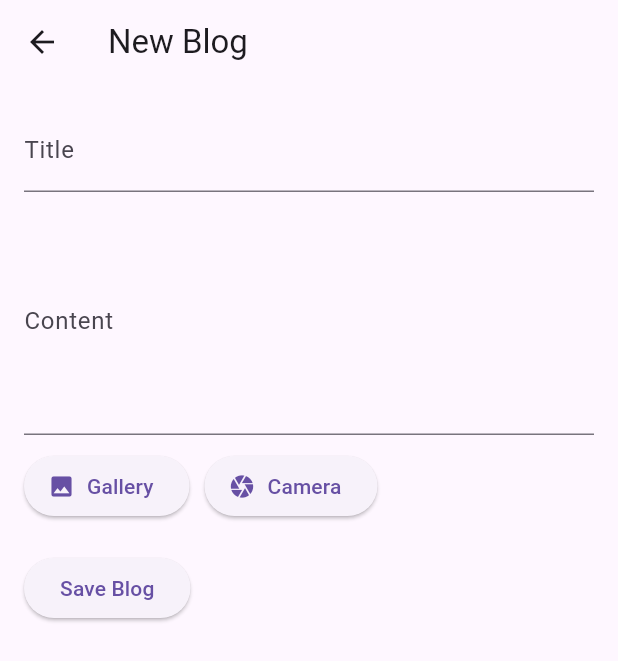
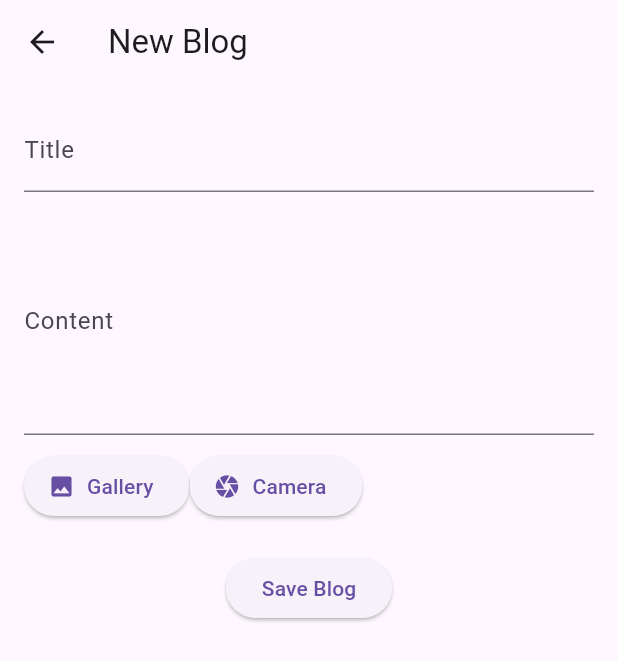
Before and after one commit to latoms105/my_blog_app, a Flutter app: the screen it shows after launch, after a tap on the "add" icon, on a phone screen of 412 x 824 dp. Shown: the top 661 px of the screen. Run offline on Flutter 3.47's test engine with Material 3 defaults, Android fonts, the phone set to English and light mode, and no system bars; our stand-ins replace image_picker, permission_handler, shared_preferences.

```diff
--- /dev/null
+++ b/devtools_options.yaml
@@ -0,0 +1,3 @@
+description: This file stores settings for Dart & Flutter DevTools.
+documentation: https://docs.flutter.dev/tools/devtools/extensions#configure-extension-enablement-states
+extensions:
--- a/lib/main.dart
+++ b/lib/main.dart
@@ -1,10 +1,19 @@
 import 'package:flutter/material.dart';
+import 'package:permission_handler/permission_handler.dart';
 import 'screens/blog_list_screen.dart';
 import 'services/blog_service.dart';
 
-void main() {
+void main() async {
+  WidgetsFlutterBinding.ensureInitialized();
+  await _requestPermissions();
   BlogService().printFilePath();
   runApp(MyApp());
+}
+
+Future<void> _requestPermissions() async {
+  await Permission.camera.request();
+  await Permission.photos.request();
+  await Permission.storage.request();
 }
 
 class MyApp extends StatelessWidget {
--- a/lib/models/blog.dart
+++ b/lib/models/blog.dart
@@ -15,18 +15,15 @@ class Blog {
     this.imagePath,
   });
 
-  Map<String, dynamic> toJson() {
-    return {
+  Map<String, dynamic> toJson() => {
     'id': id,
     'title': title,
     'date': date,
     'content': content,
     'imagePath': imagePath,
   };
-  }
 
-  static Blog fromJson(Map<String, dynamic> json) {
-    return Blog(
+  static Blog fromJson(Map<String, dynamic> json) => Blog(
     id: json['id'],
     title: json['title'],
     date: json['date'],
@@ -34,4 +31,3 @@ class Blog {
     imagePath: json['imagePath'],
   );
 }
-}
--- a/lib/screens/blog_entry_screen.dart
+++ b/lib/screens/blog_entry_screen.dart
@@ -1,13 +1,14 @@
 import 'dart:io';
 import 'package:flutter/material.dart';
 import 'package:image_picker/image_picker.dart';
+import 'package:path_provider/path_provider.dart';
 import 'package:uuid/uuid.dart';
 import '../models/blog.dart';
 import '../services/blog_service.dart';
 
 class BlogEntryScreen extends StatefulWidget {
   final Blog? blog;
-  BlogEntryScreen({this.blog});
+  const BlogEntryScreen({Key? key, this.blog}) : super(key: key);
 
   @override
   _BlogEntryScreenState createState() => _BlogEntryScreenState();
@@ -35,8 +36,12 @@ class _BlogEntryScreenState extends State<BlogEntryScreen> {
   Future<void> _pickImage(ImageSource source) async {
     final pickedFile = await ImagePicker().pickImage(source: source);
     if (pickedFile != null) {
+      final directory = await getApplicationDocumentsDirectory();
+      final String fileName = '${DateTime.now().millisecondsSinceEpoch}.jpg';
+      final String newPath = '${directory.path}/$fileName';
+      final File newImage = await File(pickedFile.path).copy(newPath);
       setState(() {
-        _imagePath = pickedFile.path;
+        _imagePath = newImage.path;
       });
     }
   }
@@ -44,7 +49,7 @@ class _BlogEntryScreenState extends State<BlogEntryScreen> {
   void _saveBlog() async {
     if (_titleController.text.isEmpty || _contentController.text.isEmpty) {
       ScaffoldMessenger.of(context).showSnackBar(
-        SnackBar(content: Text("Title and content cannot be empty!")),
+        const SnackBar(content: Text("Title and content cannot be empty!")),
       );
       return;
     }
@@ -72,43 +77,23 @@ class _BlogEntryScreenState extends State<BlogEntryScreen> {
   Widget build(BuildContext context) {
     return Scaffold(
       appBar: AppBar(title: Text(_isEditing ? 'Edit Blog' : 'New Blog')),
-      body: Padding(
-        padding: EdgeInsets.all(16.0),
+      body: SingleChildScrollView(
+        padding: const EdgeInsets.all(16.0),
         child: Column(
-          crossAxisAlignment: CrossAxisAlignment.start,
           children: [
-            TextField(
-              controller: _titleController,
-              decoration: InputDecoration(labelText: 'Title'),
-            ),
-            SizedBox(height: 10),
-            TextField(
-              controller: _contentController,
-              decoration: InputDecoration(labelText: 'Content'),
-              maxLines: 5,
-            ),
-            SizedBox(height: 10),
+            TextField(controller: _titleController, decoration: const InputDecoration(labelText: 'Title')),
+            const SizedBox(height: 10),
+            TextField(controller: _contentController, decoration: const InputDecoration(labelText: 'Content'), maxLines: 5),
+            const SizedBox(height: 10),
             _imagePath != null ? Image.file(File(_imagePath!), height: 150) : Container(),
             Row(
               children: [
-                ElevatedButton.icon(
-                  onPressed: () => _pickImage(ImageSource.gallery),
-                  icon: Icon(Icons.image),
-                  label: Text('Gallery'),
-                ),
-                SizedBox(width: 10),
-                ElevatedButton.icon(
-                  onPressed: () => _pickImage(ImageSource.camera),
-                  icon: Icon(Icons.camera),
-                  label: Text('Camera'),
-                ),
+                ElevatedButton.icon(onPressed: () => _pickImage(ImageSource.gallery), icon: const Icon(Icons.image), label: const Text('Gallery')),
+                ElevatedButton.icon(onPressed: () => _pickImage(ImageSource.camera), icon: const Icon(Icons.camera), label: const Text('Camera')),
               ],
             ),
-            SizedBox(height: 20),
-            ElevatedButton(
-              onPressed: _saveBlog,
-              child: Text('Save Blog'),
-            ),
+            const SizedBox(height: 20),
+            ElevatedButton(onPressed: _saveBlog, child: const Text('Save Blog')),
           ],
         ),
       ),
```
Also changed, not shown: pubspec.yaml (+5 -69 lines), pubspec.lock, 3 other files. Lines whose indentation alone changed are shown as unchanged.
